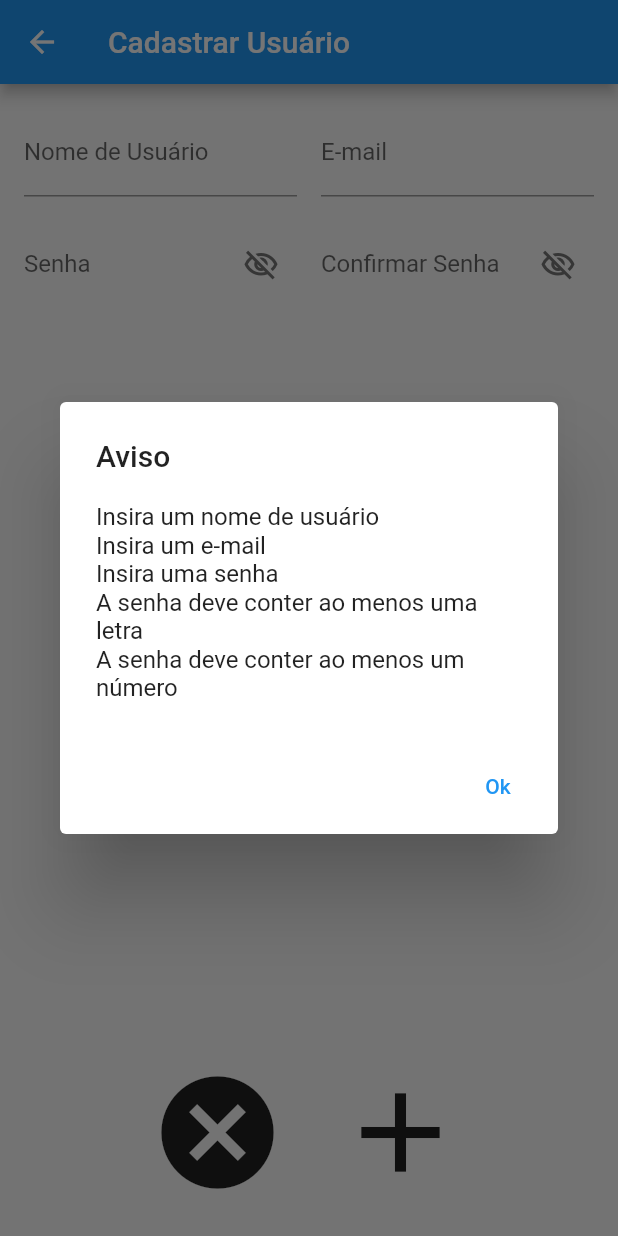
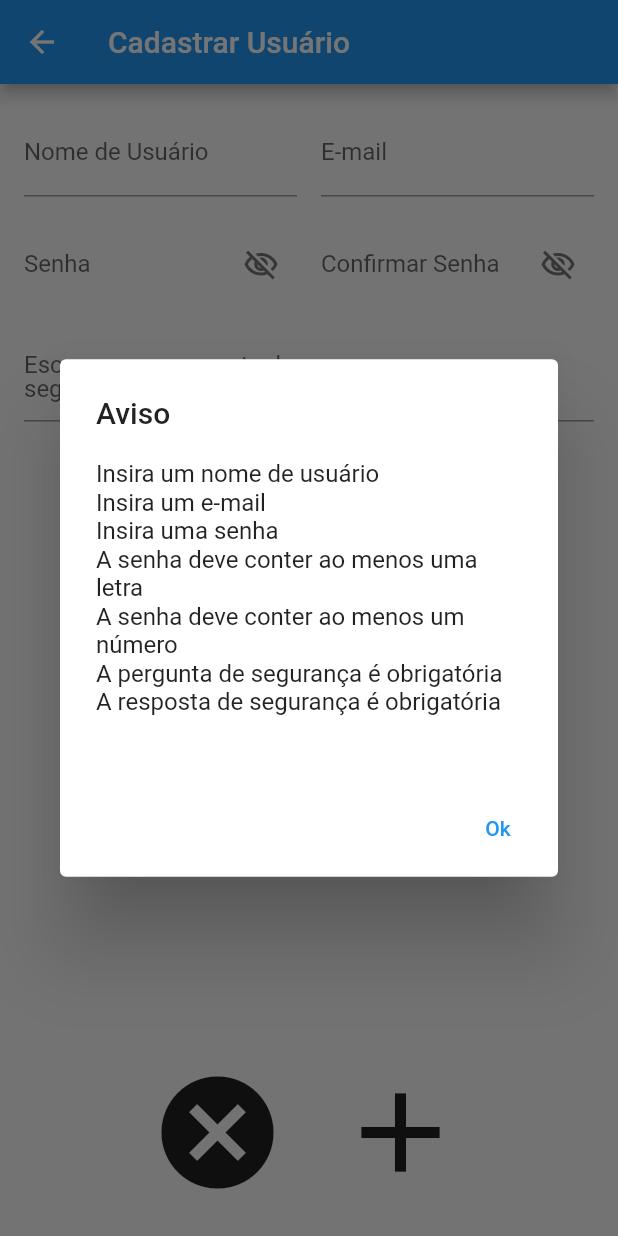
Before and after one commit to RVairoletto/prototipo-navegacao, a Flutter app: the UsuariosFormView screen opened by its route, after a tap on the "add" icon, on a phone screen of 412 x 824 dp. Run offline on Flutter 3.47's test engine with Material 2 defaults, Android fonts, the phone set to English and light mode, and no system bars; our stand-ins replace email_validator, shared_preferences; accounts and stored records are empty.

Commit message:
pergunta de seguranca e resposta implementado no cadastro de usuario

```diff
--- a/lib/controller/controller_usuarios.dart
+++ b/lib/controller/controller_usuarios.dart
@@ -145,7 +145,8 @@ class ControllerUsuarios {
 
   //Validar dados de cadastro
   String validarCadastro(
-      String usuario, String email, String senha, String confirmarSenha) {
+      String usuario, String email, String senha, String confirmarSenha,
+      String perguntaSeguranca, String respostaSeguranca) {
     String msgErro = '';
 
     if (usuario == '') {
@@ -171,7 +172,15 @@ class ControllerUsuarios {
     }
 
     if (!regExpNumeros.hasMatch(senha)) {
-      msgErro += 'A senha deve conter ao menos um número';
+      msgErro += 'A senha deve conter ao menos um número\n';
+    }
+
+    if(perguntaSeguranca.isEmpty){
+      msgErro += 'A pergunta de segurança é obrigatória\n';
+    }
+
+    if(respostaSeguranca.isEmpty){
+      msgErro += 'A resposta de segurança é obrigatória\n';
     }
 
     return msgErro;
--- a/lib/view/usuarios/usuarios_form.dart
+++ b/lib/view/usuarios/usuarios_form.dart
@@ -14,6 +14,8 @@ class _UsuariosFormViewState extends State<UsuariosFormView> {
   TextEditingController ctrEmail = TextEditingController();
   TextEditingController ctrSenha = TextEditingController();
   TextEditingController ctrConfirmarSenha = TextEditingController();
+  TextEditingController ctrPerguntaSeguranca = TextEditingController();
+  TextEditingController ctrRespostaSeguranca = TextEditingController();
 
   ControllerUsuarios controllerUsuario = ControllerUsuarios();
 
@@ -156,6 +158,52 @@ class _UsuariosFormViewState extends State<UsuariosFormView> {
                         ),
                       ],
                     ),
+                    //Linha com os campos de pergunta de segurança e resposta
+                    Row(
+                      mainAxisSize: MainAxisSize.max,
+                      mainAxisAlignment: MainAxisAlignment.spaceEvenly,
+                      children: [
+                        //Campo de pergunta de segurança
+                        Flexible(
+                          child: Padding(
+                            padding: const EdgeInsets.all(8.0),
+                            child: TextFormField(
+                              autovalidateMode: AutovalidateMode.onUserInteraction,
+                              controller: ctrPerguntaSeguranca,
+                              validator: (value) {
+                                if (ctrPerguntaSeguranca.text.isEmpty) {
+                                  return 'A pergunta de segurança é obrigatória';
+                                }
+
+                                return null;
+                              },
+                              decoration: const InputDecoration(
+                                  label: Text(
+                                      "Escreva uma pergunta de segurança")),
+                            ),
+                          ),
+                        ),
+                        //Campo de resposta da pergunta de segurança
+                        Flexible(
+                          child: Padding(
+                            padding: const EdgeInsets.all(8.0),
+                            child: TextFormField(
+                              autovalidateMode: AutovalidateMode.onUserInteraction,
+                              controller: ctrRespostaSeguranca,
+                              validator: (value) {
+                                if (ctrRespostaSeguranca.text.isEmpty) {
+                                  return 'A resposta de segurança é obrigatória';
+                                }
+
+                                return null;
+                              },
+                              decoration: const InputDecoration(
+                                  label: Text("Resposta")),
+                            ),
+                          ),
+                        ),
+                      ],
+                    )
                   ],
                 ),
               ),
@@ -196,7 +244,9 @@ class _UsuariosFormViewState extends State<UsuariosFormView> {
                                 ctrNomeUsuario.text,
                                 ctrEmail.text,
                                 ctrSenha.text,
-                                ctrConfirmarSenha.text);
+                                ctrConfirmarSenha.text,
+                                ctrPerguntaSeguranca.text,
+                                ctrRespostaSeguranca.text);
 
                             if (msgErro != '') {
                               showDialog(
```
